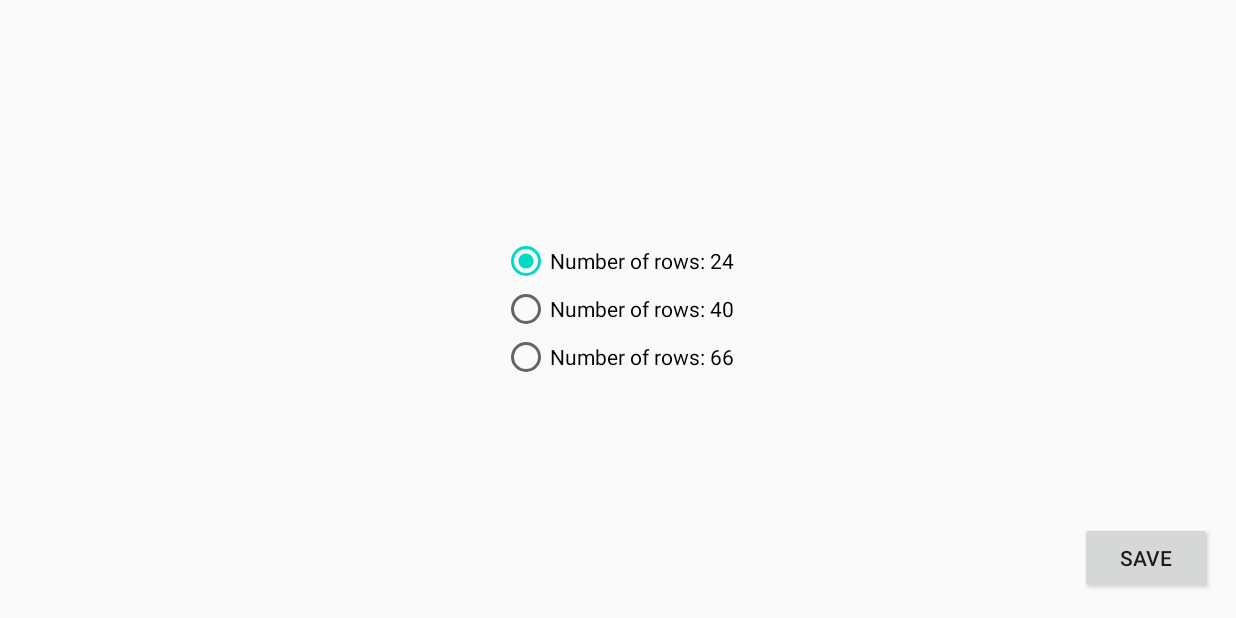
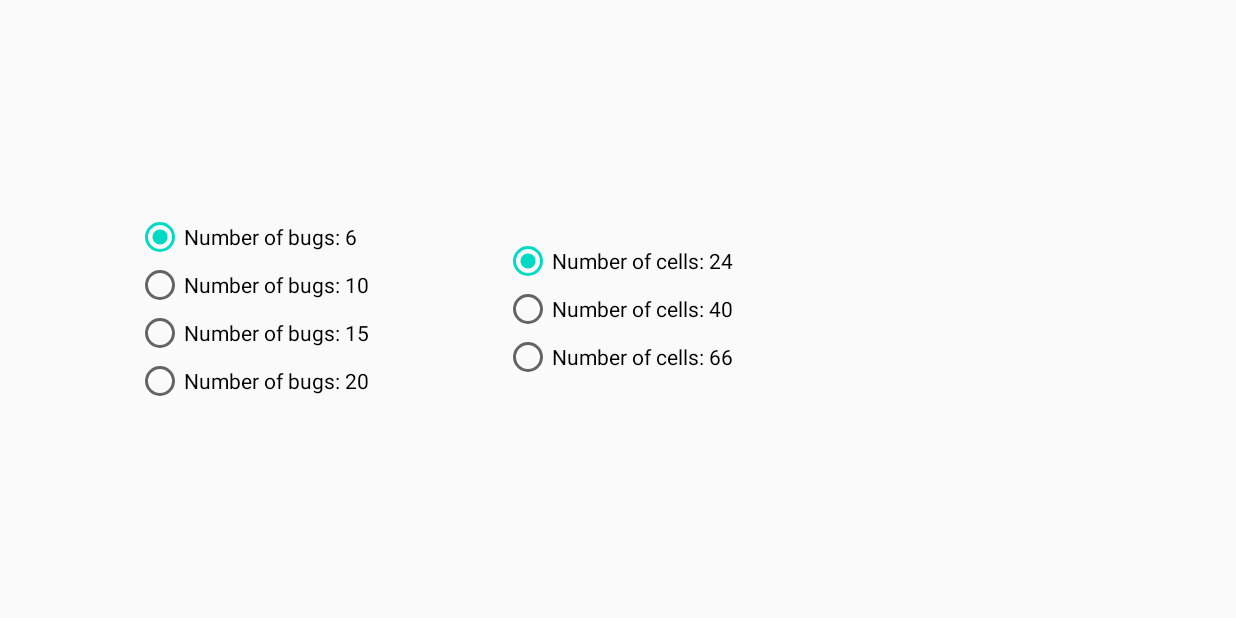
Before and after one commit to JenkinsXu/thedebugginggame, an Android app: the OptionActivity screen opened directly, with no data from a screen before it, on a phone screen of 824 x 412 dp (held sideways). Run offline under Robolectric (Android 15) with nearby library versions, the phone set to English and light mode, and no system bars.

Commit message:
Option menu now support bug choosing.

```diff
--- a/app/src/main/java/io/jenkinsxu/github/findthebug/GameActivity.java
+++ b/app/src/main/java/io/jenkinsxu/github/findthebug/GameActivity.java
@@ -36,12 +36,12 @@ public class GameActivity extends AppCompatActivity {
 
     private static int NUM_ROWS = 4;
     private static int NUM_COLS = 6;
-    private static final int NUM_BUGS = 6; // for testing only
+    private static int NUM_BUGS = 6;
     private FileManager fileManager;
 
     FloatingActionButton buttons[][];
     Integer buttonsClickCount[][];
-    private int totalBugs = NUM_BUGS;
+    private int totalBugs;
     private int totalScans = 0;
 
     TextView bugCount;
@@ -56,11 +56,17 @@ public class GameActivity extends AppCompatActivity {
         setContentView(R.layout.activity_game);
 
         setGridSize();
+        setBugsNumber();
         populateButtons();
         bugCount = (TextView)findViewById(R.id.bugCount);
         scanCount = (TextView)findViewById(R.id.scanCount);
         bugCount.setText(totalBugs + "/" + NUM_BUGS);
         scanCount.setText(formatTwoDigit(totalScans));
+    }
+
+    private void setBugsNumber() {
+        NUM_BUGS = OptionActivity.getBugsNumber(this);
+        totalBugs = NUM_BUGS;
     }
 
     private void setGridSize() {
--- a/app/src/main/java/io/jenkinsxu/github/findthebug/OptionActivity.java
+++ b/app/src/main/java/io/jenkinsxu/github/findthebug/OptionActivity.java
@@ -7,7 +7,6 @@ import android.content.Intent;
 import android.content.SharedPreferences;
 import android.os.Bundle;
 import android.view.View;
-import android.widget.Button;
 import android.widget.RadioButton;
 import android.widget.RadioGroup;
 
@@ -18,23 +17,39 @@ public class OptionActivity extends AppCompatActivity {
         super.onCreate(savedInstanceState);
         setContentView(R.layout.activity_option);
 
-        int savedValue = getGridSize(this);
+//        int savedValue = getGridSize(this);
 
         createGridSizeOptions();
-        setupSaveButton();
+        createBugsNumberOptions();
     }
 
-    private void setupSaveButton() {
-        Button button = (Button) findViewById(R.id.saveButton);
-        button.setOnClickListener(new View.OnClickListener() {
-            @Override
-            public void onClick(View v) {
-                RadioGroup group = (RadioGroup) findViewById(R.id.gridSizeOptions);
-                int idOfSelected = group.getCheckedRadioButtonId();
-//                RadioButton radioButton = (RadioButton) findViewById(idOfSelected);
+    private void createBugsNumberOptions() {
+        RadioGroup group = (RadioGroup) findViewById(R.id.bugsOptions);
 
+        int[] bugsNumber = getResources().getIntArray(R.array.bugs_number);
+
+        // Create the button
+        for (int i = 0; i < bugsNumber.length; i++) {
+            final int SIZE = bugsNumber[i];
+            RadioButton button = new RadioButton(this);
+            button.setText("Number of bugs: " + SIZE);
+
+            // Set on-click callbacks
+            button.setOnClickListener(new View.OnClickListener() {
+                @Override
+                public void onClick(View v) {
+                    saveBugsNumber(SIZE);
+                }
+            });
+
+            // Add to radio group
+            group.addView(button);
+
+            // Select default button
+            if (SIZE == getBugsNumber(this)) {
+                button.setChecked(true);
             }
-        });
+        }
     }
 
     private void createGridSizeOptions() {
@@ -44,15 +59,15 @@ public class OptionActivity extends AppCompatActivity {
 
         // Create the button
         for (int i = 0; i < gridSize.length; i++) {
-            final int size = gridSize[i];
+            final int SIZE = gridSize[i];
             RadioButton button = new RadioButton(this);
-            button.setText("Number of rows: " + size);
+            button.setText("Number of cells: " + SIZE);
 
             // Set on-click callbacks
             button.setOnClickListener(new View.OnClickListener() {
                 @Override
                 public void onClick(View v) {
-                    saveGripSize(size);
+                    saveGripSize(SIZE);
                 }
             });
 
@@ -60,13 +75,13 @@ public class OptionActivity extends AppCompatActivity {
             group.addView(button);
 
             // Select default button
-            if (size == getGridSize(this)) {
+            if (SIZE == getGridSize(this)) {
                 button.setChecked(true);
             }
         }
-
     }
 
+    // TODO: Cleanup repeated code
     private void saveGripSize(int size) {
         SharedPreferences preferences =
                 this.getSharedPreferences("AppPreference", MODE_PRIVATE);
@@ -75,11 +90,26 @@ public class OptionActivity extends AppCompatActivity {
         editor.apply();
     }
 
+    private void saveBugsNumber(int size) {
+        SharedPreferences preferences =
+                this.getSharedPreferences("AppPreference", MODE_PRIVATE);
+        SharedPreferences.Editor editor = preferences.edit();
+        editor.putInt("Number of bugs", size);
+        editor.apply();
+    }
+
     static public int getGridSize(Context context) {
         SharedPreferences preferences =
                 context.getSharedPreferences("AppPreference", MODE_PRIVATE);
-        int defaultSize = context.getResources().getInteger(R.integer.default_size);
+        int defaultSize = context.getResources().getInteger(R.integer.default_grid_size);
         return preferences.getInt("Size of grid", defaultSize);
+    }
+
+    static public int getBugsNumber(Context context) {
+        SharedPreferences preferences =
+                context.getSharedPreferences("AppPreference", MODE_PRIVATE);
+        int defaultSize = context.getResources().getInteger(R.integer.default_bug_number);
+        return preferences.getInt("Number of bugs", defaultSize);
     }
 
     public static Intent makeIntent(Context context) {
--- a/app/src/main/res/layout/activity_option.xml
+++ b/app/src/main/res/layout/activity_option.xml
@@ -15,13 +15,13 @@
         app:layout_constraintStart_toStartOf="parent"
         app:layout_constraintTop_toTopOf="parent" />
 
-    <Button
-        android:id="@+id/saveButton"
+    <RadioGroup
+        android:id="@+id/bugsOptions"
         android:layout_width="wrap_content"
         android:layout_height="wrap_content"
-        android:layout_marginEnd="16dp"
-        android:layout_marginBottom="16dp"
-        android:text="@string/save_button"
         app:layout_constraintBottom_toBottomOf="parent"
-        app:layout_constraintEnd_toEndOf="parent" />
+        app:layout_constraintEnd_toStartOf="@+id/gridSizeOptions"
+        app:layout_constraintStart_toStartOf="parent"
+        app:layout_constraintTop_toTopOf="parent" />
+
 </androidx.constraintlayout.widget.ConstraintLayout>
--- a/app/src/main/res/values/gameSettings.xml
+++ b/app/src/main/res/values/gameSettings.xml
@@ -6,5 +6,13 @@
         <item>66</item>
     </integer-array>
 
-    <integer name="default_size">24</integer>
+    <integer-array name="bugs_number">
+        <item>6</item>
+        <item>10</item>
+        <item>15</item>
+        <item>20</item>
+    </integer-array>
+
+    <integer name="default_grid_size">24</integer>
+    <integer name="default_bug_number">6</integer>
 </resources>
```
